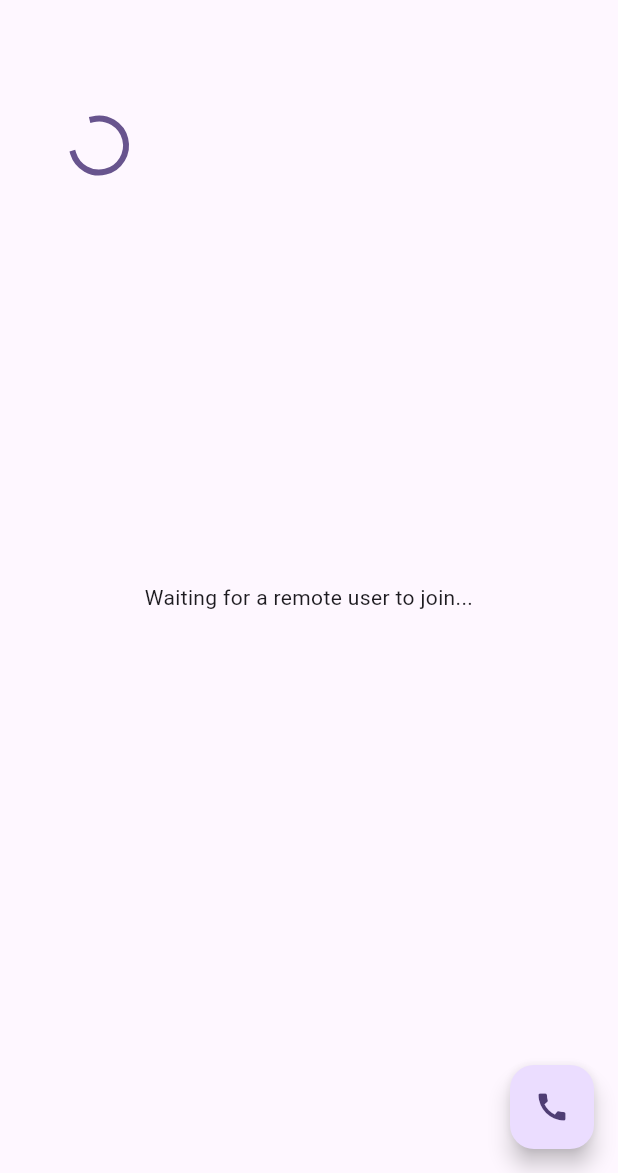
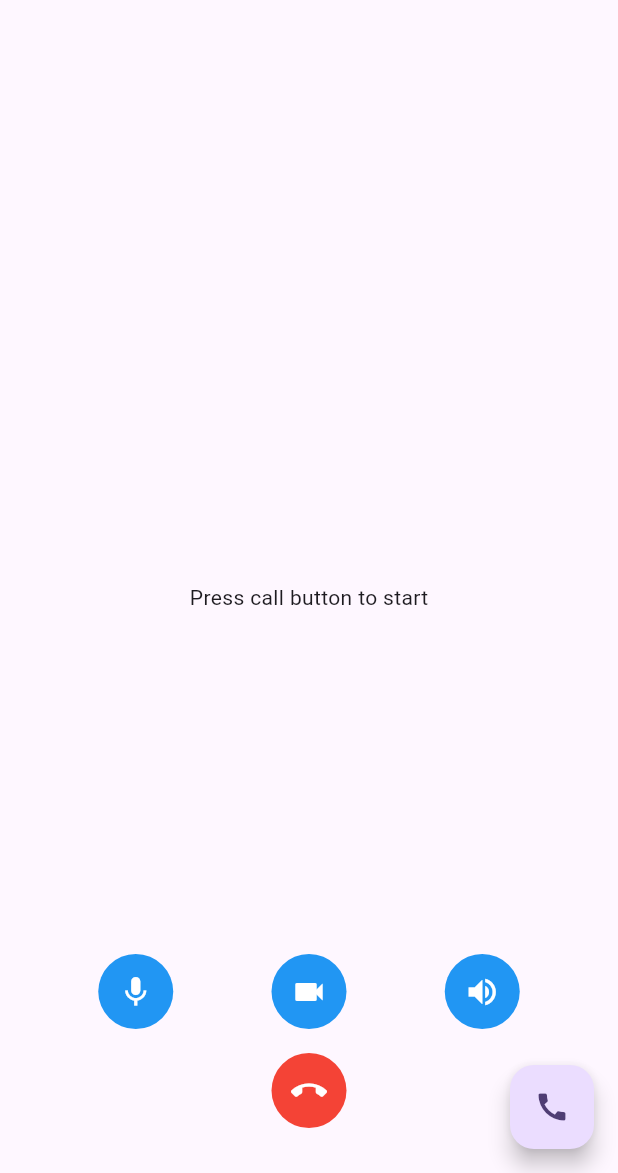
Before and after one commit to TOTPLATFORM/agora_app, a Flutter app: the VideoCallPage screen opened directly, on a phone screen of 412 x 824 dp, the part 63-1236 px from its top. Run offline on Flutter 3.47's test engine with Material 3 defaults, Android fonts, the phone set to English and light mode, and no system bars; our stand-ins replace permission_handler; missing offline and left inert: agora_rtc_engine.

Commit message:
add_mic_and_multible_session

```diff
--- a/lib/video_call_sreen.dart
+++ b/lib/video_call_sreen.dart
@@ -15,8 +15,12 @@ class _VideoCallPageState extends State<VideoCallPage> {
   final String token =
       "007eJxTYKjbr8761E001/XR2yyVi0ppbx0uyE9vk5sncuBTWZn4wVcKDGZpyaYmJskGycbGFibGRhYWlqZJJkmWpslGqSYWqeYmt0OTMhoCGRnk8vezMjJAIIjPxVCWmpKZH5+cmJPDwAAA3cohDQ==";
 
-  int? _remoteUid;
+  final List<int> _remoteUids = [];
+  final List<Widget> _remoteViews = [];
   bool _isJoined = false;
+  bool _isMicOn = true;
+  bool _isCameraOn = true;
+  bool _isSpeakerOn = true;
   late RtcEngine _engine;
 
   @override
@@ -40,7 +44,10 @@ class _VideoCallPageState extends State<VideoCallPage> {
         },
         onUserJoined: (RtcConnection connection, int remoteUid, int elapsed) {
           setState(() {
-            _remoteUid = remoteUid;
+            if (!_remoteUids.contains(remoteUid)) {
+              _remoteUids.add(remoteUid);
+              _updateRemoteViews();
+            }
           });
         },
         onUserOffline: (
@@ -49,17 +56,45 @@ class _VideoCallPageState extends State<VideoCallPage> {
           UserOfflineReasonType reason,
         ) {
           setState(() {
-            _remoteUid = null;
+            _remoteUids.remove(remoteUid);
+            _updateRemoteViews();
           });
         },
       ),
     );
 
     await _engine.enableVideo();
+
+    await _engine.setVideoEncoderConfiguration(
+      const VideoEncoderConfiguration(
+        dimensions: VideoDimensions(width: 640, height: 480),
+        frameRate: 30,
+        bitrate: 0,
+      ),
+    );
     await _engine.startPreview();
   }
 
-  void joinChannel() async {
+  void _updateRemoteViews() {
+    _remoteViews.clear();
+    for (var uid in _remoteUids) {
+      _remoteViews.add(
+        Container(
+          padding: EdgeInsets.all(8),
+          child: AgoraVideoView(
+            controller: VideoViewController.remote(
+              rtcEngine: _engine,
+              canvas: VideoCanvas(uid: uid),
+              connection: RtcConnection(channelId: channelName),
+            ),
+          ),
+        ),
+      );
+    }
+    setState(() {});
+  }
+
+  Future<void> joinChannel() async {
     await _engine.joinChannel(
       token: token,
       channelId: channelName,
@@ -67,16 +102,44 @@ class _VideoCallPageState extends State<VideoCallPage> {
       options: const ChannelMediaOptions(
         channelProfile: ChannelProfileType.channelProfileCommunication,
         clientRoleType: ClientRoleType.clientRoleBroadcaster,
+        publishMicrophoneTrack: true,
+        publishCameraTrack: true,
       ),
     );
+  }
+
+  Future<void> toggleMic() async {
+    setState(() {
+      _isMicOn = !_isMicOn;
+    });
+    await _engine.muteLocalAudioStream(!_isMicOn);
+  }
+
+  Future<void> toggleCamera() async {
+    setState(() {
+      _isCameraOn = !_isCameraOn;
+    });
+    await _engine.muteLocalVideoStream(!_isCameraOn);
+    if (_isCameraOn) {
+      await _engine.startPreview();
+    }
+  }
+
+  Future<void> toggleSpeaker() async {
+    setState(() {
+      _isSpeakerOn = !_isSpeakerOn;
+    });
+    await _engine.setEnableSpeakerphone(_isSpeakerOn);
   }
 
   void leaveChannel() async {
     await _engine.leaveChannel();
     setState(() {
       _isJoined = false;
-      _remoteUid = null;
+      _remoteUids.clear();
+      _remoteViews.clear();
     });
+    Navigator.pop(context);
   }
 
   @override
@@ -92,51 +155,103 @@ class _VideoCallPageState extends State<VideoCallPage> {
       appBar: AppBar(title: const Text('Agora Video Chat')),
       body: Stack(
         children: [
-          Center(child: _remoteVideo()),
-          Padding(
-            padding: const EdgeInsets.symmetric(horizontal: 16, vertical: 8),
-            child: Align(
-              alignment: Alignment.topLeft,
+          _remoteUids.isEmpty
+              ? Center(
+                child: Text(
+                  _isJoined
+                      ? 'Waiting for participants...'
+                      : 'Press call button to start',
+                ),
+              )
+              : GridView.count(
+                crossAxisCount: _calculateGridCount(),
+                children: _remoteViews,
+              ),
+          if (_isCameraOn && _isJoined)
+            Positioned(
+              top: 20,
+              right: 20,
               child: SizedBox(
-                width: 100,
-                height: 150,
-                child: Center(
-                  child:
-                      _isJoined
-                          ? AgoraVideoView(
-                            controller: VideoViewController(
-                              rtcEngine: _engine,
-                              canvas: const VideoCanvas(uid: 0),
-                            ),
-                          )
-                          : const CircularProgressIndicator(),
+                width: 120,
+                height: 180,
+                child: AgoraVideoView(
+                  controller: VideoViewController(
+                    rtcEngine: _engine,
+                    canvas: const VideoCanvas(uid: 0),
+                  ),
                 ),
               ),
+            ),
+
+          Positioned(
+            bottom: 30,
+            left: 0,
+            right: 0,
+            child: Column(
+              spacing: 16,
+              children: [
+                Row(
+                  mainAxisAlignment: MainAxisAlignment.spaceEvenly,
+                  children: [
+                    CircleAvatar(
+                      radius: 25,
+                      backgroundColor: _isMicOn ? Colors.blue : Colors.red,
+                      child: IconButton(
+                        icon: Icon(_isMicOn ? Icons.mic : Icons.mic_off),
+                        color: Colors.white,
+                        onPressed: toggleMic,
+                      ),
+                    ),
+                    CircleAvatar(
+                      radius: 25,
+                      backgroundColor: _isCameraOn ? Colors.blue : Colors.red,
+                      child: IconButton(
+                        icon: Icon(
+                          _isCameraOn ? Icons.videocam : Icons.videocam_off,
+                        ),
+                        color: Colors.white,
+                        onPressed: toggleCamera,
+                      ),
+                    ),
+                    CircleAvatar(
+                      radius: 25,
+                      backgroundColor: _isSpeakerOn ? Colors.blue : Colors.grey,
+                      child: IconButton(
+                        icon: const Icon(Icons.volume_up),
+                        color: Colors.white,
+                        onPressed: toggleSpeaker,
+                      ),
+                    ),
+                  ],
+                ),
+                CircleAvatar(
+                  radius: 25,
+                  backgroundColor: Colors.red,
+                  child: IconButton(
+                    icon: const Icon(Icons.call_end),
+                    color: Colors.white,
+                    onPressed: leaveChannel,
+                  ),
+                ),
+              ],
             ),
           ),
         ],
       ),
-      floatingActionButton: FloatingActionButton(
-        onPressed: _isJoined ? leaveChannel : joinChannel,
-        child: Icon(_isJoined ? Icons.call_end : Icons.call),
-      ),
+      floatingActionButton:
+          !_isJoined
+              ? FloatingActionButton(
+                onPressed: joinChannel,
+                child: const Icon(Icons.call),
+              )
+              : null,
     );
   }
 
-  Widget _remoteVideo() {
-    if (_remoteUid != null) {
-      return AgoraVideoView(
-        controller: VideoViewController.remote(
-          rtcEngine: _engine,
-          canvas: VideoCanvas(uid: _remoteUid),
-          connection: RtcConnection(channelId: channelName),
-        ),
-      );
-    } else {
-      return const Text(
-        'Waiting for a remote user to join...',
-        textAlign: TextAlign.center,
-      );
-    }
+  int _calculateGridCount() {
+    if (_remoteUids.isEmpty) return 1;
+    if (_remoteUids.length == 1) return 1;
+    if (_remoteUids.length <= 4) return 2;
+    return 3;
   }
 }
```
